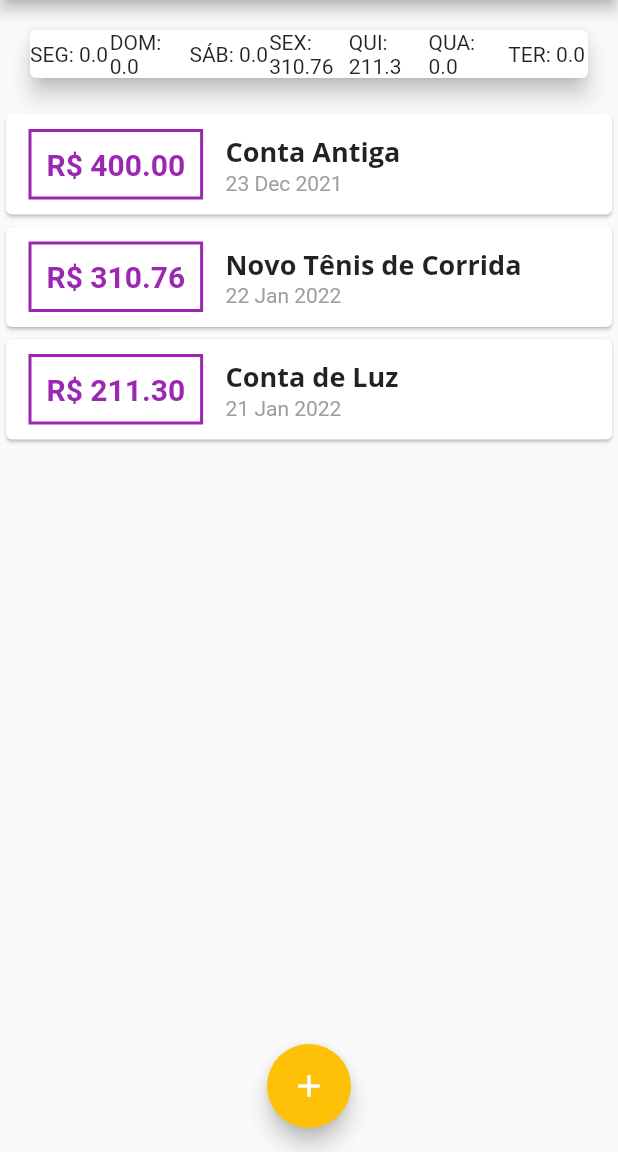
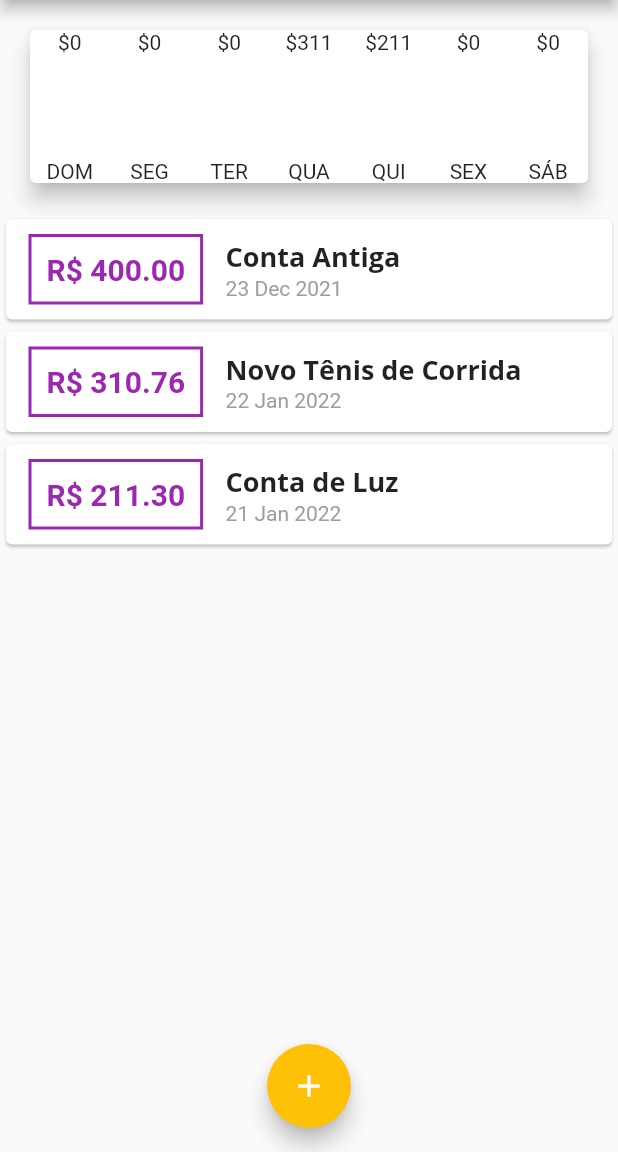
Before and after one commit to christopherldo/flutter-despesaspessoais, a Flutter app: the screen it shows after launch, on a phone screen of 412 x 824 dp, the part 84-1236 px from its top. Run offline on Flutter 3.47's test engine with Material 2 defaults, Android fonts, the phone set to English and light mode, and no system bars.

Commit message:
Chart Widget #04

```diff
--- a/lib/components/chart.dart
+++ b/lib/components/chart.dart
@@ -1,3 +1,4 @@
+import 'package:expenses/components/chart_bar.dart';
 import 'package:expenses/models/transaction.dart';
 import 'package:flutter/material.dart';
 import 'package:intl/intl.dart';
@@ -21,22 +22,23 @@ class Chart extends StatelessWidget {
     return List.generate(
       7,
       (index) {
-        final weekDay = DateTime.now().subtract(Duration(days: index));
+        // Get the date of the last sunday till saturday
+        final weekDay = DateTime.now().subtract(
+          Duration(days: index),
+        );
 
         double totalSum = 0.0;
 
         for (var i = 0; i < recentTransactions.length; i++) {
           bool sameDay = recentTransactions[i].date.day == weekDay.day;
-          bool sameMonth = recentTransactions[i].date.month == weekDay.month;
-          bool sameYear = recentTransactions[i].date.year == weekDay.year;
 
-          if (sameDay && sameMonth && sameYear) {
+          if (sameDay) {
             totalSum += recentTransactions[i].value;
           }
         }
 
         return {
-          'day': _weekDays[weekDay.weekday - 1],
+          'day': _weekDays[index],
           'value': totalSum,
         };
       },
@@ -54,12 +56,15 @@ class Chart extends StatelessWidget {
             (data) {
               return Flexible(
                 fit: FlexFit.tight,
-                child: Container(
-                  child: Text('${data['day']}: ${data['value']}'),
+                child: ChartBar(
+                  label: data['day'].toString(),
+                  spendingAmount:
+                      double.tryParse(data['value'].toString()) ?? 0,
+                  spendingTotal: 1000,
                 ),
               );
             },
-          ),
+          ).toList(),
         ],
       ),
     );
--- /dev/null
+++ b/lib/components/chart_bar.dart
@@ -0,0 +1,38 @@
+import 'package:flutter/material.dart';
+
+class ChartBar extends StatelessWidget {
+  const ChartBar({
+    Key? key,
+    required this.label,
+    required this.spendingAmount,
+    required this.spendingTotal,
+  }) : super(key: key);
+
+  final String label;
+  final double spendingAmount;
+  final double spendingTotal;
+
+  double get _chartPercentage =>
+      spendingTotal == 0 ? 0 : spendingAmount / spendingTotal;
+
+  @override
+  Widget build(BuildContext context) {
+    return Column(
+      children: [
+        Text('\$${spendingAmount.toStringAsFixed(0)}'),
+        SizedBox(
+          height: 5,
+        ),
+        Container(
+          height: 60,
+          width: 10,
+          child: null,
+        ),
+        SizedBox(
+          height: 5,
+        ),
+        Text(label),
+      ],
+    );
+  }
+}
```
